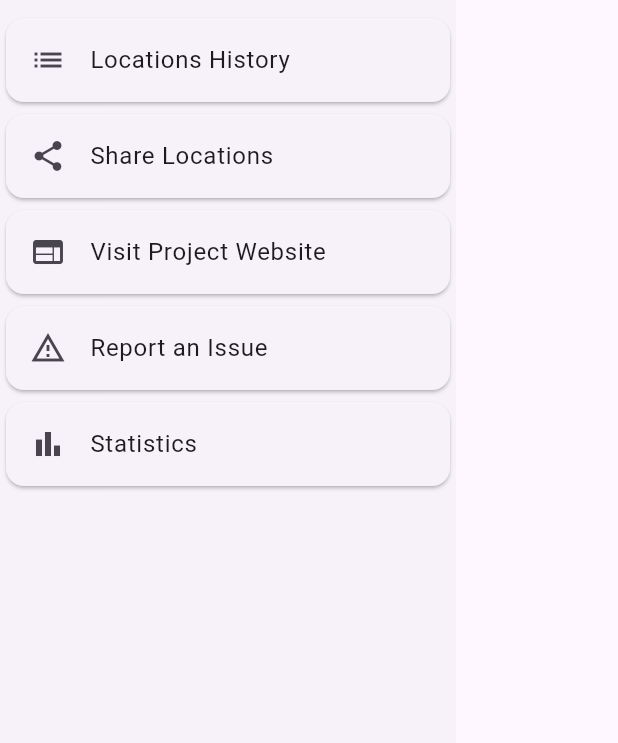
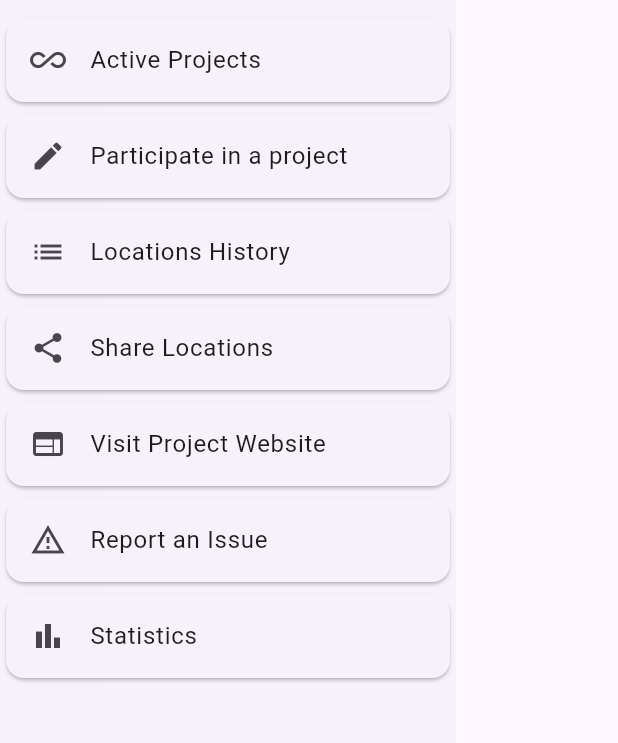
Before and after one commit to ActivitySpaceProject/space_mapper, a Flutter app: the SpaceMapperSideDrawer widget shown alone on an empty page, opened directly, on a phone screen of 412 x 824 dp, the part 138-881 px from its top. Run offline on Flutter 3.47's test engine with Material 3 defaults, Android fonts, the phone set to English and light mode, and no system bars; our stand-ins replace cached_network_image, flutter_form_builder, flutter_map, flutter_vector_icons, geocoding, latlong2 and 5 more; missing offline and left inert: background_fetch, fast_rsa, flutter_background_geolocation, mailto; accounts and stored records are empty; network calls fail.

Commit message:
removed charts_flutter dependency, Fixes #63

```diff
--- a/Space_Mapper/lib/models/route_generator.dart
+++ b/Space_Mapper/lib/models/route_generator.dart
@@ -38,8 +38,8 @@ class RouteGenerator {
         return MaterialPageRoute(builder: (_) => STOListView());
       case '/report_an_issue':
         return MaterialPageRoute(builder: (_) => ReportAnIssue());
-      case '/my_statistics':
-        return MaterialPageRoute(builder: (_) => MyStatistics());
+//      case '/my_statistics':
+ //       return MaterialPageRoute(builder: (_) => MyStatistics());
       case '/navigation_to_webview':
         if (args is Map<String, String>) {
           return MaterialPageRoute(
--- a/Space_Mapper/lib/models/statistics/contacts/contacts_by_age.dart
+++ b/Space_Mapper/lib/models/statistics/contacts/contacts_by_age.dart
@@ -1,3 +1,6 @@
+// COMMENTING OUT BECAUSE NEED TO CHANGE CHART PACKAGE
+
+/*
 
 import 'package:asm/models/contacts.dart';
 import 'package:charts_flutter/flutter.dart' as Charts;
@@ -86,3 +89,4 @@ class ContactsByAgeData {
     );
   }
 }
+*/
--- a/Space_Mapper/lib/models/statistics/contacts/contacts_by_gender.dart
+++ b/Space_Mapper/lib/models/statistics/contacts/contacts_by_gender.dart
@@ -1,3 +1,8 @@
+// COMMENTING OUT BECAUSE NEED TO CHANGE CHART PACKAGE
+
+/*
+
+
 import 'package:charts_flutter/flutter.dart' as Charts;
 import 'package:flutter/material.dart';
 
@@ -141,3 +146,4 @@ class ContactByGenderData {
     );
   }
 }
+*/
--- a/Space_Mapper/lib/models/statistics/contacts/contacts_data.dart
+++ b/Space_Mapper/lib/models/statistics/contacts/contacts_data.dart
@@ -1,3 +1,7 @@
+// COMMENTING OUT BECAUSE NEED TO CHANGE CHART PACKAGE
+
+/*
+
 import 'package:asm/models/statistics/contacts/monthly_contacts.dart';
 import 'package:flutter/material.dart';
 
@@ -92,3 +96,4 @@ class ContactsData {
     );
   }
 }
+*/
--- a/Space_Mapper/lib/models/statistics/contacts/monthly_contacts.dart
+++ b/Space_Mapper/lib/models/statistics/contacts/monthly_contacts.dart
@@ -1,3 +1,5 @@
+// COMMENTING OUT BECAUSE NEED TO CHANGE CHART PACKAGE
+/*
 import 'package:charts_flutter/flutter.dart' as Charts;
 import 'package:flutter/material.dart';
 
@@ -84,4 +86,4 @@ class MonthlyContactData {
     );
   }
 
-}
+}*/
--- a/Space_Mapper/lib/ui/side_drawer.dart
+++ b/Space_Mapper/lib/ui/side_drawer.dart
@@ -57,7 +57,7 @@ class SpaceMapperSideDrawer extends StatelessWidget {
               ),
             ),
           ),
-         /* Card(
+         Card(
               child: ListTile(
                   leading: const Icon(Icons.all_inclusive),
                   title: Text(
@@ -65,8 +65,8 @@ class SpaceMapperSideDrawer extends StatelessWidget {
                           ""),
                   onTap: () {
                     Navigator.of(context).pushNamed('/active_projects');
-                  })), */
-          /*Card(
+                  })),
+          Card(
               child: ListTile(
                   leading: const Icon(Icons.edit),
                   title: Text(
@@ -74,7 +74,7 @@ class SpaceMapperSideDrawer extends StatelessWidget {
                           ""),
                   onTap: () {
                     Navigator.of(context).pushNamed('/participate_in_a_project');
-                  })),*/
+                  })),
           Card(
             child: ListTile(
               leading: const Icon(Icons.list),
--- a/Space_Mapper/lib/ui/statistics/stat_contacts.dart
+++ b/Space_Mapper/lib/ui/statistics/stat_contacts.dart
@@ -1,3 +1,7 @@
+// COMMENTING OUT BECAUSE NEED TO CHANGE CHART PACKAGE
+
+
+/*
 import 'package:asm/models/statistics/contacts/contacts_by_age.dart';
 import 'package:asm/models/statistics/contacts/contacts_by_gender.dart';
 import 'package:asm/models/statistics/contacts/contacts_data.dart';
@@ -164,3 +168,4 @@ class _StatsContactsState extends State<StatsContacts> {
     });
   }
 }
+*/
--- a/Space_Mapper/lib/ui/statistics/statistics.dart
+++ b/Space_Mapper/lib/ui/statistics/statistics.dart
@@ -1,3 +1,7 @@
+// COMMENTING OUT BECAUSE NEED TO CHANGE CHART PACKAGE
+
+
+/*
 import 'package:asm/ui/statistics/stat_contacts.dart';
 
 import 'package:flutter/material.dart';
@@ -49,3 +53,4 @@ class _MyStatisticsState extends State<MyStatistics>
     ));
   }
 }
+*/
--- a/Space_Mapper/pubspec.yaml
+++ b/Space_Mapper/pubspec.yaml
@@ -15,7 +15,7 @@ version: 3.1.0+19
 publish_to: none
 
 environment:
-  sdk: ">=2.14.0 <3.0.0"
+  sdk: ">=2.14.0 <=3.3.0"
 
 dependencies:
   flutter:
@@ -38,11 +38,9 @@ dependencies:
   mailto: ^2.0.0
   geocoding: ^2.0.1
   faker: ^2.0.0
-  charts_flutter: ^0.12.0
   flutter_staggered_grid_view: ^0.6.1
   cached_network_image: ^3.2.0
   mockito: ^5.1.0
-  #package_info_plus: ^1.4.2
   package_info_plus: ^4.2.0
   fast_rsa: ^3.6.1
 
```
Also changed, not shown: Space_Mapper/pubspec.lock, 2 other files.
